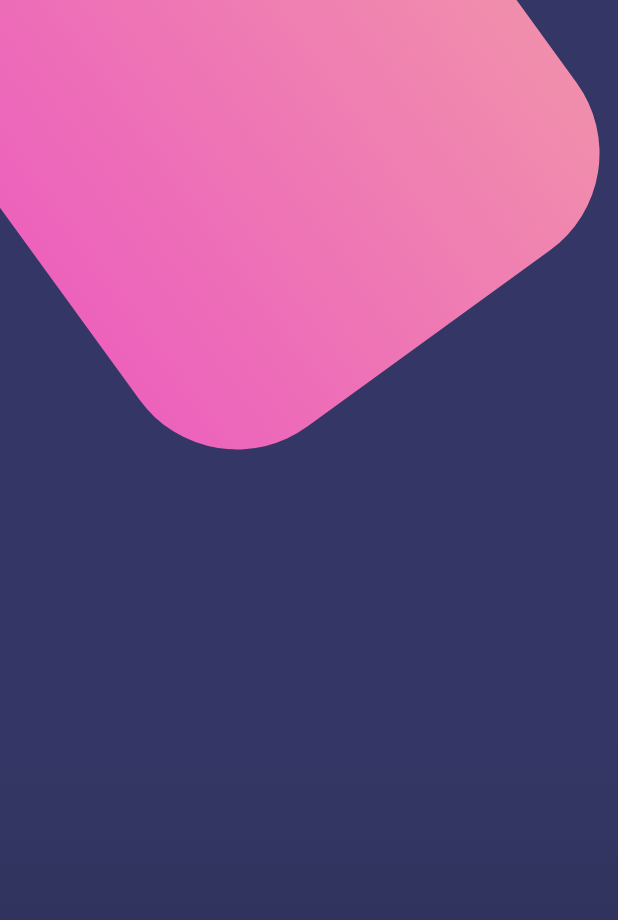
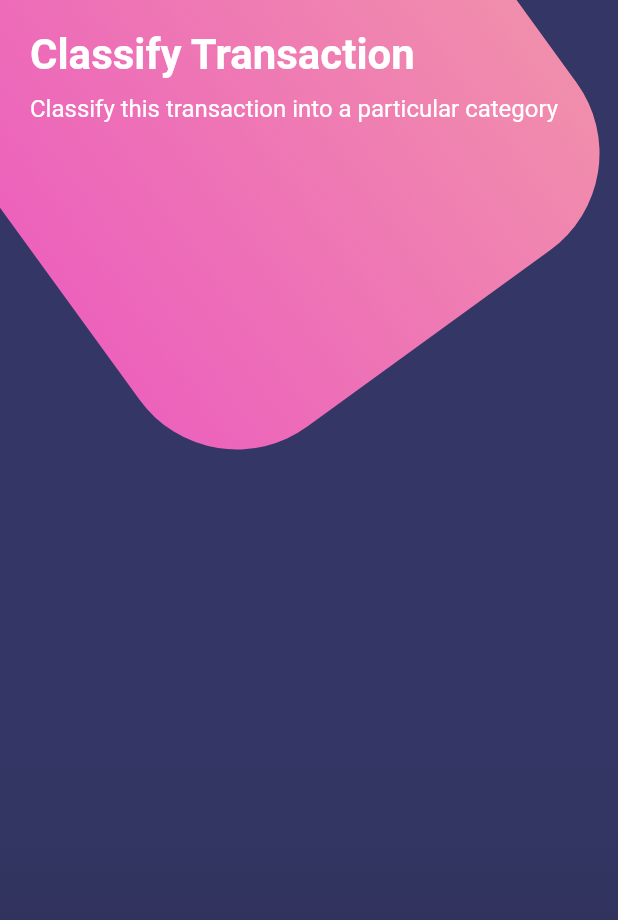
Before and after one commit to wilder00/flut_design1, a Flutter app: the screen it shows after launch, on a phone screen of 412 x 824 dp. Shown: the top 920 px of the screen. Run offline on Flutter 3.47's test engine with Material 2 defaults, Android fonts, the phone set to English and light mode, and no system bars.

Commit message:
138. Diseño Compuesto - Statusbar y titulos

```diff
--- a/lib/main.dart
+++ b/lib/main.dart
@@ -2,12 +2,20 @@ import 'package:design/src/pages/basico_page.dart';
 import 'package:design/src/pages/botones_page.dart';
 import 'package:design/src/pages/scroll_page.dart';
 import 'package:flutter/material.dart';
+import 'package:flutter/services.dart';
 
 void main() => runApp(MyApp());
 
 class MyApp extends StatelessWidget {
   @override
   Widget build(BuildContext context) {
+    //para cambiar las barras del sistema, dark hace que las letras se vuelvan negro y light que se vuelvan blanco
+    SystemChrome.setSystemUIOverlayStyle(SystemUiOverlayStyle.light.copyWith(
+      statusBarColor: Color.fromRGBO(255, 255, 255, 0),
+      statusBarBrightness: Brightness.dark,
+      systemNavigationBarColor: Colors.white,
+    ));
+
     return MaterialApp(
       debugShowCheckedModeBanner: false,
       title: 'Diseños',
--- a/lib/src/pages/botones_page.dart
+++ b/lib/src/pages/botones_page.dart
@@ -9,12 +9,19 @@ class BotonesPage extends StatelessWidget {
       body: Stack(
         children: <Widget>[
           _fondoApp(),
+          SingleChildScrollView(
+            child: Column(
+              children: <Widget>[
+                _titulos(),
+              ],
+            ),
+          ),
         ],
       ),
     );
   }
 
-  _fondoApp() {
+  Widget _fondoApp() {
     final gradiente = Container(
       width: double.infinity,
       height: double.infinity,
@@ -59,4 +66,31 @@ class BotonesPage extends StatelessWidget {
       ],
     );
   }
+
+  Widget _titulos() {
+    return SafeArea(
+      child: Container(
+        padding: EdgeInsets.all(20.0),
+        child: Column(
+          crossAxisAlignment: CrossAxisAlignment.start,
+          children: <Widget>[
+            Text(
+              "Classify Transaction",
+              style: TextStyle(
+                  color: Colors.white,
+                  fontSize: 28.0,
+                  fontWeight: FontWeight.bold),
+            ),
+            SizedBox(
+              height: 10.0,
+            ),
+            Text(
+              "Classify this transaction into a particular category",
+              style: TextStyle(color: Colors.white, fontSize: 16.0),
+            ),
+          ],
+        ),
+      ),
+    );
+  }
 }
```
